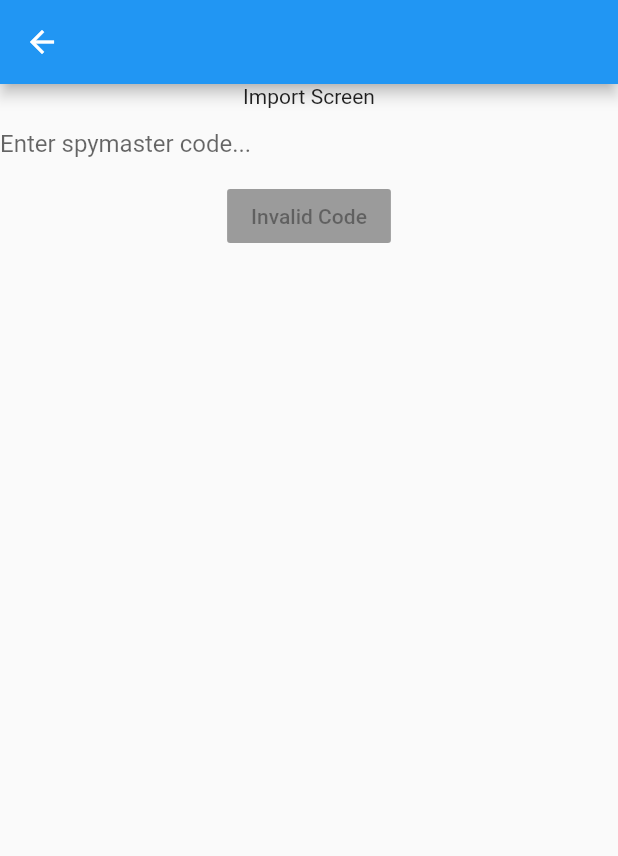
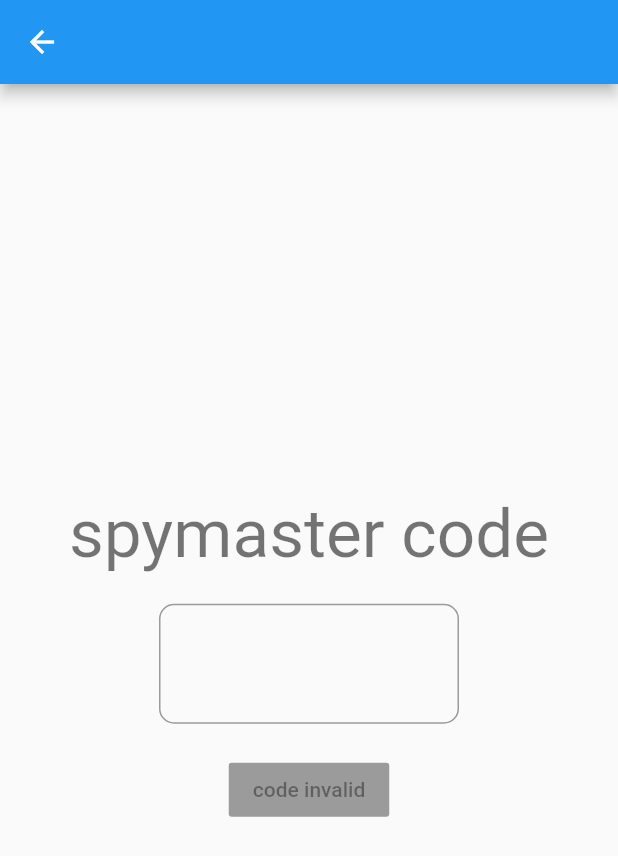
Before and after one commit to ImperialOctopus/codenames-offline, a Flutter app: the ImportScreen screen opened by its route, on a phone screen of 412 x 824 dp. Shown: the top 856 px of the screen. Run offline on Flutter 3.47's test engine with Material 2 defaults, Android fonts, the phone set to English and light mode, and no system bars; our stand-ins replace bloc, equatable, flutter_bloc; missing offline and left inert: baseconvert.

Commit message:
Theme code import screen

```diff
--- a/lib/screen/import_screen.dart
+++ b/lib/screen/import_screen.dart
@@ -12,15 +12,26 @@ class ImportScreen extends StatelessWidget {
       appBar: AppBar(),
       body: Center(
         child: Column(
+          mainAxisAlignment: MainAxisAlignment.center,
           children: [
-            Text('Import Screen'),
-            TextField(
-              decoration: InputDecoration(
-                  border: InputBorder.none,
-                  hintText: 'Enter spymaster code...'),
-              onChanged: (string) => BlocProvider.of<CodeImportBloc>(context)
-                  .add(CodeImportEventChanged(string.toUpperCase().trim())),
+            Text('spymaster code',
+                style: Theme.of(context).textTheme.headline3),
+            Container(height: 20),
+            Container(
+              width: 200,
+              child: TextField(
+                decoration: InputDecoration(
+                  border: OutlineInputBorder(
+                    borderRadius: BorderRadius.circular(10.0),
+                    borderSide: BorderSide(),
+                  ),
+                ),
+                style: Theme.of(context).textTheme.headline4,
+                onChanged: (string) => BlocProvider.of<CodeImportBloc>(context)
+                    .add(CodeImportEventChanged(string.toUpperCase().trim())),
+              ),
             ),
+            Container(height: 20),
             BlocBuilder<CodeImportBloc, CodeImportState>(
                 bloc: BlocProvider.of<CodeImportBloc>(context),
                 builder: (var context, state) {
@@ -28,12 +39,12 @@ class ImportScreen extends StatelessWidget {
                     return RaisedButton(
                       onPressed: () =>
                           Navigator.of(context).pushNamed('/spymaster'),
-                      child: Text('View Board'),
+                      child: Text('view board'),
                     );
                   } else {
                     return RaisedButton(
                       onPressed: null,
-                      child: Text('Invalid Code'),
+                      child: Text('code invalid'),
                     );
                   }
                 }),
--- a/lib/screen/menu_screen.dart
+++ b/lib/screen/menu_screen.dart
@@ -17,13 +17,13 @@ class MenuScreen extends StatelessWidget {
               style: Theme.of(context).textTheme.headline2,
             ),
             RaisedButton(
-                child: Text('New'),
+                child: Text('new game'),
                 onPressed: () {
                   BlocProvider.of<GameBloc>(context).add(GameEventNew());
                   Navigator.of(context).pushNamed('/play');
                 }),
             RaisedButton(
-                child: Text('Import'),
+                child: Text('spymaster'),
                 onPressed: () => Navigator.of(context).pushNamed('/import')),
           ],
         ),
```
